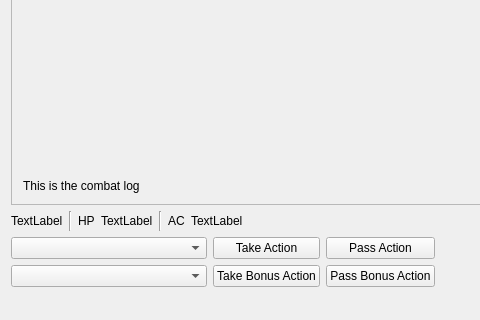
INF1015-Templates/2021H-c04-s12-exercices, file Exercises/view/MainWindow.ui: the form before one commit; both pictures show x 0 to 480 and y 307 to 627 of the 641 by 627 pixel window.
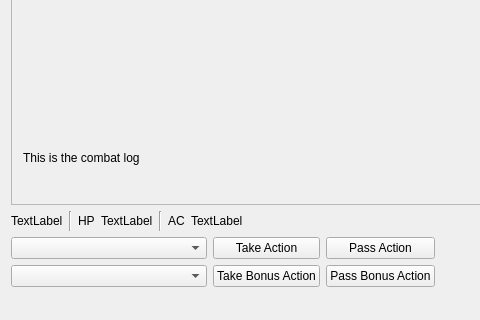
The form after the commit.

```diff
--- a/Exercises/view/MainWindow.ui
+++ b/Exercises/view/MainWindow.ui
@@ -38,7 +38,9 @@
           <item row="0" column="0">
            <widget class="QLabel" name="combatLog">
             <property name="text">
-             <string>This is the combat log</string>
+             <string>This is the combat log
+
+</string>
             </property>
             <property name="alignment">
              <set>Qt::AlignBottom|Qt::AlignLeading|Qt::AlignLeft</set>
```
